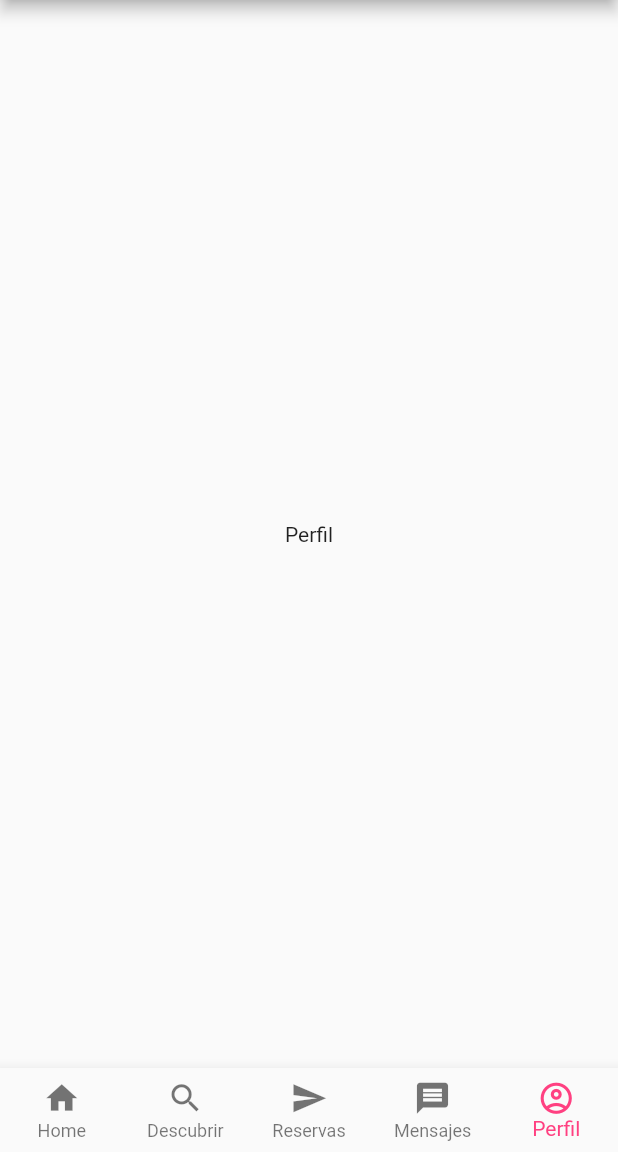
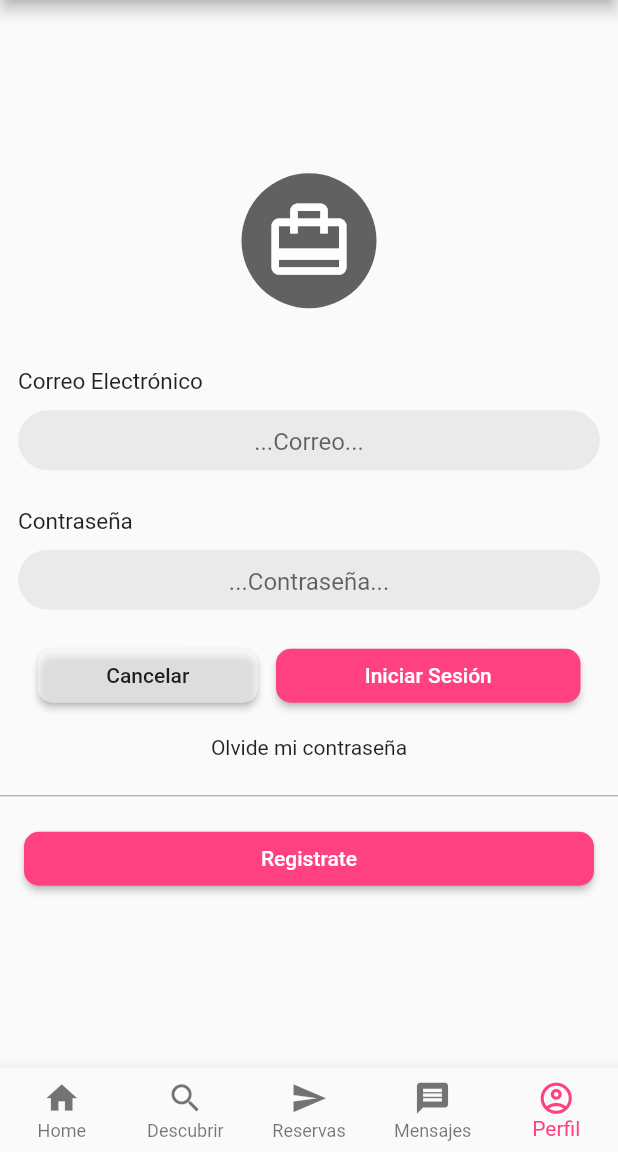
Before and after one commit to Cristian-Miguel/TPM-Turismo, a Flutter app: the screen it shows after launch, item 5 of the bottom bar chosen, on a phone screen of 412 x 824 dp, the part 84-1236 px from its top. Run offline on Flutter 3.47's test engine with Material 2 defaults, Android fonts, the phone set to English and light mode, and no system bars; our stand-ins replace carousel_slider, responsive_sizer, smooth_page_indicator; network calls fail.

Commit message:
Vista de Loggin hecha, falta detallarla mas

```diff
--- a/ProyectoTPM/lib/barra_inferior/barrainf.dart
+++ b/ProyectoTPM/lib/barra_inferior/barrainf.dart
@@ -118,7 +118,7 @@ class _BarraInferior extends State<BarraInferior>{
             },
           currentIndex: indexTap,
           type: BottomNavigationBarType.fixed,
-          selectedItemColor: colorChange ? Colors.black45 : Colors.pinkAccent,
+          selectedItemColor: colorChange ? Colors.black54 : Colors.pinkAccent,
           iconSize: 25.0,
           selectedFontSize: 14.0,
           unselectedFontSize: 12.0,
--- a/ProyectoTPM/lib/src/perfil.dart
+++ b/ProyectoTPM/lib/src/perfil.dart
@@ -1,3 +1,4 @@
+
 import 'package:flutter/material.dart';
 
 class Perfil extends StatefulWidget{
@@ -10,8 +11,171 @@ class Perfil extends StatefulWidget{
 class _Perfil extends State<Perfil>{
   @override
   Widget build(BuildContext context) {
-    return const Center(
-      child: Text('Perfil'),
+    return Center(
+      child: Column(
+        mainAxisAlignment: MainAxisAlignment.center,
+        children: <Widget>[
+          Container(
+            margin: const EdgeInsets.only(bottom: 40),
+            width: 90,
+            height: 90,
+            // color: const Color.fromRGBO(32, 32, 32, 0.7),
+            decoration: BoxDecoration(
+              color: Color.fromRGBO(32, 32, 32, 0.7),
+              borderRadius: BorderRadius.circular(50),
+            ),
+            child: const Icon(
+                Icons.card_travel,
+              color: Colors.white,
+              size: 60,
+            ),
+          ),
+          Container(
+            margin: const EdgeInsets.only(left:12, right: 12, bottom: 10),
+            alignment: Alignment.centerLeft,
+            child: const Text(
+                "Correo Electrónico",
+              style: TextStyle(
+                fontWeight: FontWeight.w400,
+                fontSize: 15,
+              ),
+            ),
+          ),
+          Container(
+            width: double.infinity,
+            height: 40,
+            margin: const EdgeInsets.only(left:12, right: 12),
+            decoration: BoxDecoration(
+              color: Color.fromRGBO(93, 93, 93, 0.1), borderRadius: BorderRadius.circular(50),
+            ),
+            child: const Center(
+              child: TextField(
+                textAlign: TextAlign.center,
+                decoration: InputDecoration(
+                  hintText: '...Correo...',
+                  border: InputBorder.none,
+                ),
+              ),
+            ),
+          ),
+          Container(
+            margin: const EdgeInsets.only(left:12, right: 12, bottom: 10, top: 25),
+            alignment: Alignment.centerLeft,
+            child: const Text(
+              "Contraseña",
+              style: TextStyle(
+                fontWeight: FontWeight.w400,
+                fontSize: 15,
+              ),
+            ),
+          ),
+          Container(
+            width: double.infinity,
+            height: 40,
+            margin: const EdgeInsets.only(left:12, right: 12),
+            decoration: BoxDecoration(
+              color: Color.fromRGBO(93, 93, 93, 0.1), borderRadius: BorderRadius.circular(50),
+            ),
+            child: const Center(
+              child: TextField(
+                textAlign: TextAlign.center,
+                decoration: InputDecoration(
+                  hintText: '...Contraseña...',
+                  border: InputBorder.none,
+                ),
+              ),
+            ),
+          ),
+          Row(
+            mainAxisAlignment: MainAxisAlignment.center,
+            mainAxisSize: MainAxisSize.min,
+            children: <Widget>[
+              Container(
+                width: Theme.of(context).textTheme.bodyText1!.fontSize! * 10.5,
+                margin: const EdgeInsets.only(left:0, right: 6, top: 20),
+                child: ElevatedButton(
+                  style: ElevatedButton.styleFrom(
+                    shape: new RoundedRectangleBorder(
+                      borderRadius: new BorderRadius.circular(10.0),
+                    ),
+                    primary: Colors.white54,
+                    onPrimary: Colors.white,
+                    // side: BorderSide(color: Colors.red, width: 1),
+                  ),
+                  onPressed: (){},
+                  child: const Text(
+                    'Cancelar',
+                    style: TextStyle(
+                      color: Colors.black87,
+                    ),
+                  ),
+                ),
+              ),
+              Container(
+                width: Theme.of(context).textTheme.bodyText1!.fontSize! * 14.5,
+                margin: const EdgeInsets.only(left:6, right: 0, top: 20),
+
+                child: ElevatedButton(
+                  style: ElevatedButton.styleFrom(
+                    shape: new RoundedRectangleBorder(
+                      borderRadius: new BorderRadius.circular(10.0),
+                    ),
+                    primary: Colors.pinkAccent,
+                    onPrimary: Colors.white,
+                    // side: BorderSide(color: Colors.red, width: 1),
+                  ),
+                  onPressed: (){},
+                  child: const Text(
+                    'Iniciar Sesión',
+                    style: TextStyle(
+                      color: Colors.white,
+                    ),
+                  ),
+                ),
+              ),
+
+            ],
+          ),
+          TextButton(
+              onPressed: (){},
+              child: const Text(
+                  'Olvide mi contraseña',
+                  style: TextStyle(
+                    color: Colors.black87,
+                    fontSize: 14,
+                    fontWeight: FontWeight.w400,
+                  ),
+              ),
+          ),
+          const Divider(
+              color: Colors.black38,
+          ),
+
+          Container(
+            width: Theme.of(context).textTheme.bodyText1!.fontSize! * 30,
+            margin: const EdgeInsets.only(left:16, right: 16, top: 10),
+
+            child: ElevatedButton(
+              style: ElevatedButton.styleFrom(
+                shape: new RoundedRectangleBorder(
+                  borderRadius: new BorderRadius.circular(10.0),
+                ),
+                primary: Colors.pinkAccent,
+                onPrimary: Colors.white,
+                // side: BorderSide(color: Colors.red, width: 1),
+              ),
+              onPressed: (){},
+              child: const Text(
+                'Registrate',
+                style: TextStyle(
+                  color: Colors.white,
+                ),
+              ),
+            ),
+          ),
+
+        ],
+      ) ,
     );
   }
 }
```
